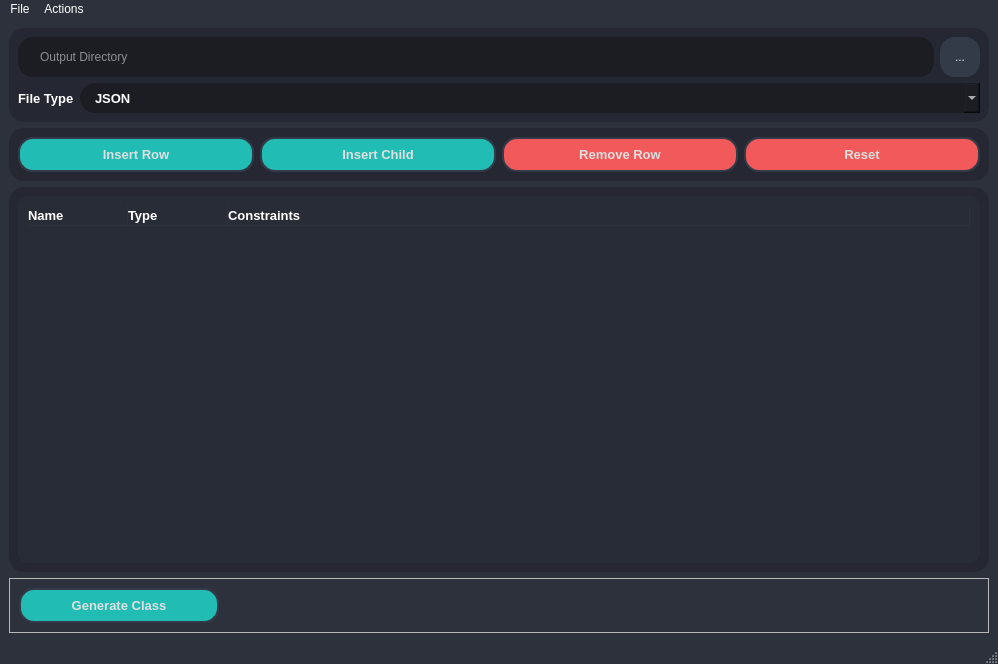
Above: src/GUI/forms/mainwindow.ui from islamwagih/Class-Generator before the change. Below: the same form after it.
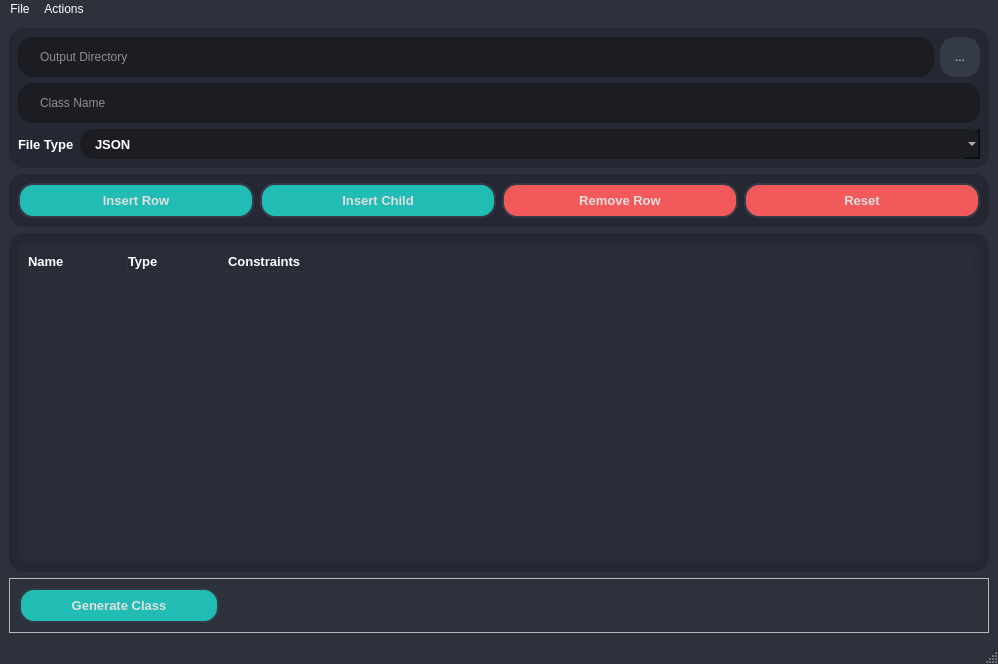
That is the form after the change. Icons and pictures are not drawn.

Commit message: CG-63 Handle class name while loading

```diff
--- a/src/GUI/forms/mainwindow.ui
+++ b/src/GUI/forms/mainwindow.ui
@@ -169,6 +169,39 @@
          </item>
         </layout>
        </item>
+       <item>
+        <layout class="QHBoxLayout" name="horizontalLayout_3">
+         <item>
+          <widget class="QLineEdit" name="classNameEdit">
+           <property name="minimumSize">
+            <size>
+             <width>0</width>
+             <height>40</height>
+            </size>
+           </property>
+           <property name="styleSheet">
+            <string notr="true">QLineEdit{
+	border: 0px solid rgb(37, 39, 48);
+	border-radius: 15px;
+	color: #FFF;
+	padding-left: 20px;
+	padding-right: 20px;
+	background-color: rgb(27, 29, 35);
+}
+QLineEdit:hover{
+	border: 2px solid rgb(64, 71, 88)
+}
+QLineEdit:focus{
+	border: 2px solid rgb(91, 101, 124);
+}</string>
+           </property>
+           <property name="placeholderText">
+            <string>Class Name</string>
+           </property>
+          </widget>
+         </item>
+        </layout>
+       </item>
        <item>
         <layout class="QHBoxLayout" name="horizontalLayout_2">
          <item>
```
The commit also changes 3 other files.
